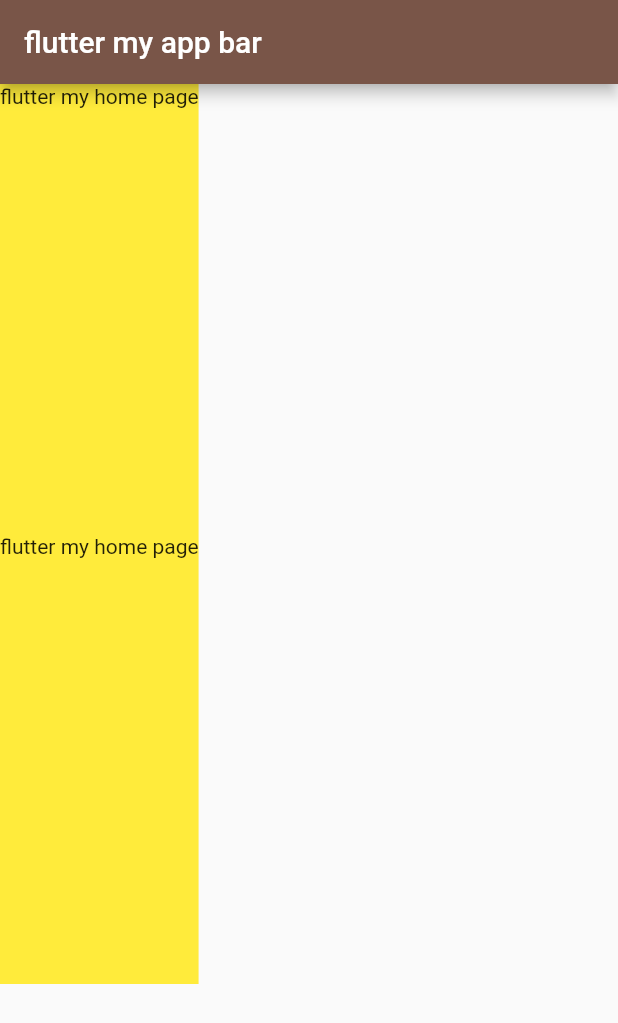
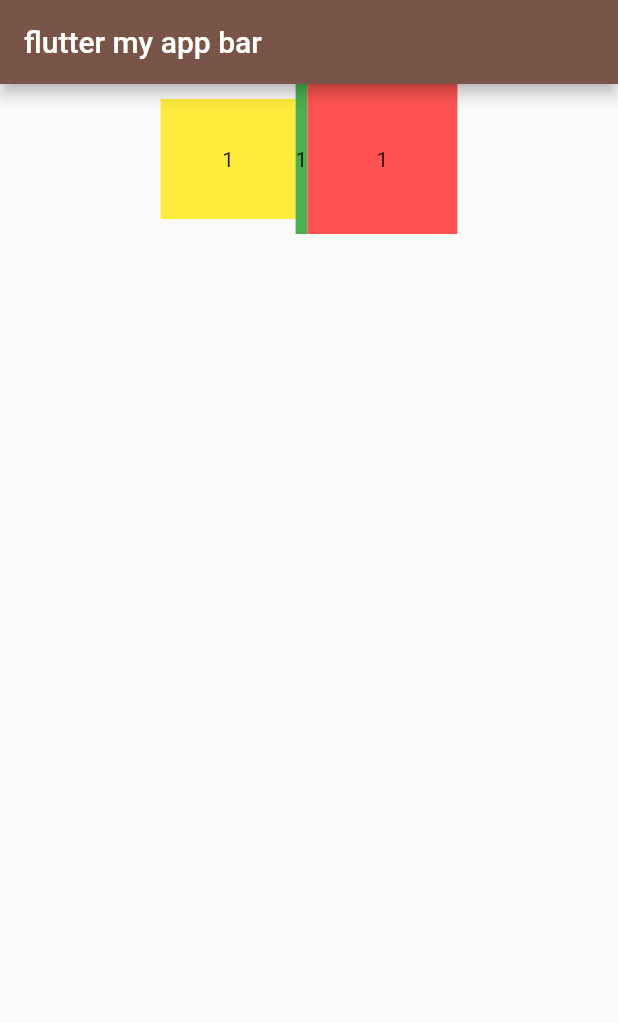
Before and after one commit to Juwon-Yun/LearnFlutter, a Flutter app: the screen it shows after launch, on a phone screen of 412 x 824 dp. Shown: the top 1023 px of the screen. Run offline on Flutter 3.47's test engine with Material 2 defaults, Android fonts, the phone set to English and light mode, and no system bars.

Commit message:
feat: Row Colun Wrap Stack

```diff
--- a/analysis_options.yaml
+++ b/analysis_options.yaml
@@ -21,7 +21,12 @@ linter:
   # or a specific dart file by using the `// ignore: name_of_lint` and
   # `// ignore_for_file: name_of_lint` syntax on the line or in the file
   # producing the lint.
+
   rules:
+    - camel_case_types
+    - avoid_print
+    - prefer_single_quotes
+    - prefer_final_locals
     # avoid_print: false  # Uncomment to disable the `avoid_print` rule
     # prefer_single_quotes: true  # Uncomment to enable the `prefer_single_quotes` rule
 
--- a/lib/page/column_row_stack.dart
+++ b/lib/page/column_row_stack.dart
@@ -10,22 +10,52 @@ class MultipleWidgetPage extends StatelessWidget {
   Widget build(BuildContext context) {
     return Scaffold(
         appBar: AppBar(
-          title: const Text("flutter my app bar"),
+          title: const Text('flutter my app bar'),
         ),
-        body: Column(
+        // body: Column(
+        //   children: [
+        //     Container(
+        //       color : Colors.yellow,
+        //       height : 100,
+        //       child: const Text('flutter my home page'),
+        //     ),
+        //     Container(
+        //       color : Colors.green,
+        //       height : 100,
+        //       child: const Text('flutter my home page'),
+        //     )
+        //   ],
+        // ),
+      // Wrap => overflow시에 정해놓은 방향으로 넘어간다.
+      body: Row(
+        // direction: Axis.vertical,
+        // width를 설정하지 않으면 텍스트 크기만큼 차지한다.
+        mainAxisSize: MainAxisSize.max,
+        mainAxisAlignment: MainAxisAlignment.center,crossAxisAlignment: CrossAxisAlignment.center,
           children: [
             Container(
               color : Colors.yellow,
-              height : 300,
-              child: const Text("flutter my home page"),
+              alignment: Alignment.center,
+              width : 90,
+              height : 80,
+              child: const Text('1'),
             ),
             Container(
-              color : Colors.yellow,
-              height : 300,
-              child: const Text("flutter my home page"),
+              color : Colors.green,
+              alignment: Alignment.center,
+              // width : 100,
+              height : 100,
+              child: const Text('1'),
+            ),
+            Container(
+              color : Colors.redAccent,
+              alignment: Alignment.center,
+              width : 100,
+              height : 100,
+              child: const Text('1'),
             )
           ],
-        ),
-            );
+      ),
+    );
   }
 }
```
Also changed, not shown: 1 other file.
